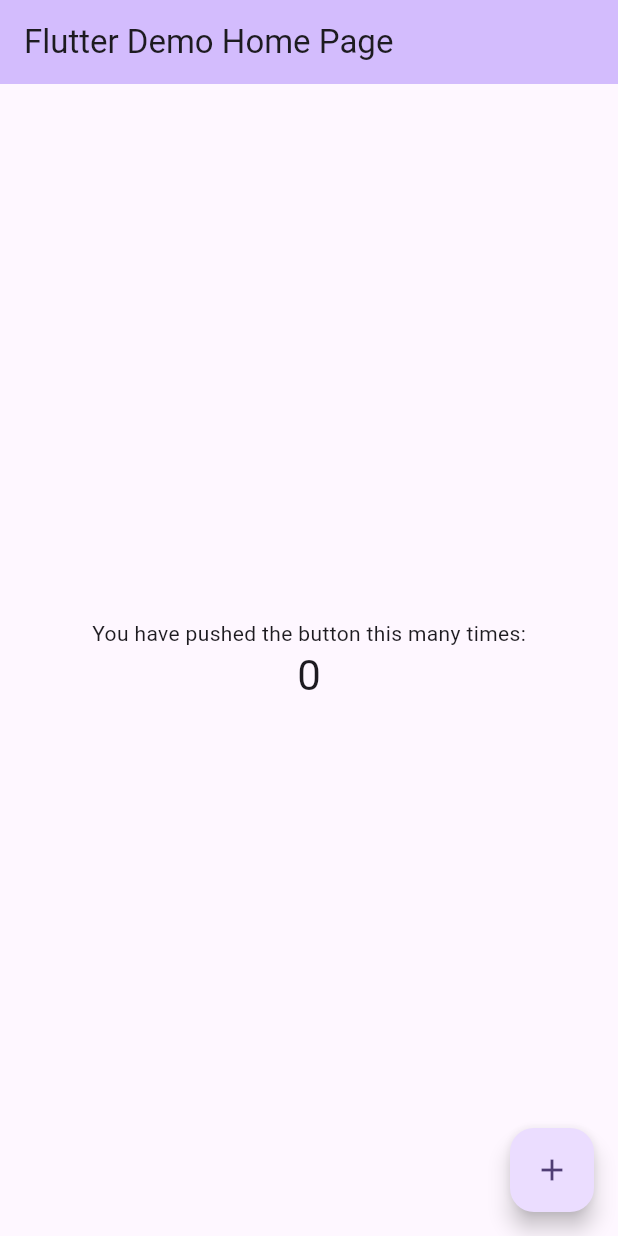
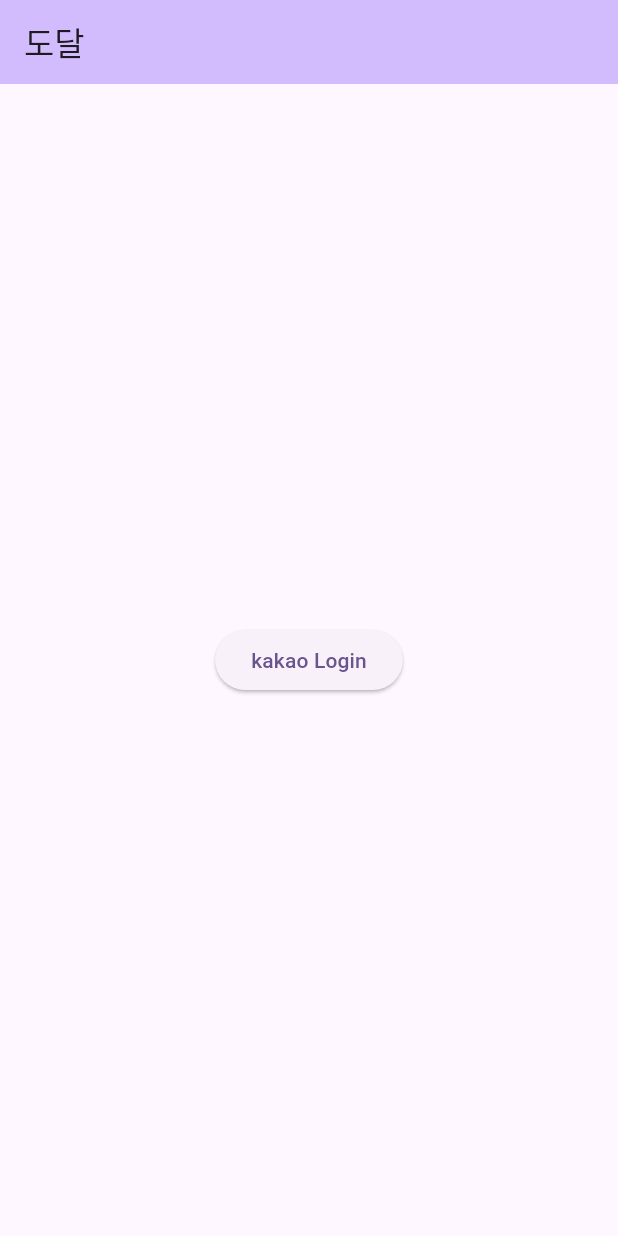
Before and after one commit to team-dodal/dodal_app, a Flutter app: the screen it shows after launch, on a phone screen of 412 x 824 dp. Run offline on Flutter 3.47's test engine with Material 2 defaults, Android fonts, the light colour scheme and no system bars; missing offline and left inert: kakao_flutter_sdk_user.

Commit message:
카카오 로그인 구현

```diff
--- a/lib/main.dart
+++ b/lib/main.dart
@@ -1,125 +1,24 @@
+import 'package:dodal_app/screens/home_screen.dart';
+import 'package:dodal_app/services/kakao_auth.dart';
 import 'package:flutter/material.dart';
+import 'package:dodal_app/theme/theme_data.dart';
 
 void main() {
-  runApp(const MyApp());
+  KakaoAuthService.init();
+
+  runApp(const App());
 }
 
-class MyApp extends StatelessWidget {
-  const MyApp({super.key});
+class App extends StatelessWidget {
+  const App({super.key});
 
   // This widget is the root of your application.
   @override
   Widget build(BuildContext context) {
     return MaterialApp(
       title: 'Flutter Demo',
-      theme: ThemeData(
-        // This is the theme of your application.
-        //
-        // TRY THIS: Try running your application with "flutter run". You'll see
-        // the application has a blue toolbar. Then, without quitting the app,
-        // try changing the seedColor in the colorScheme below to Colors.green
-        // and then invoke "hot reload" (save your changes or press the "hot
-        // reload" button in a Flutter-supported IDE, or press "r" if you used
-        // the command line to start the app).
-        //
-        // Notice that the counter didn't reset back to zero; the application
-        // state is not lost during the reload. To reset the state, use hot
-        // restart instead.
-        //
-        // This works for code too, not just values: Most code changes can be
-        // tested with just a hot reload.
-        colorScheme: ColorScheme.fromSeed(seedColor: Colors.deepPurple),
-        useMaterial3: true,
-      ),
-      home: const MyHomePage(title: 'Flutter Demo Home Page'),
+      theme: lightTheme,
+      home: const HomeScreen(),
     );
   }
 }
-
-class MyHomePage extends StatefulWidget {
-  const MyHomePage({super.key, required this.title});
-
-  // This widget is the home page of your application. It is stateful, meaning
-  // that it has a State object (defined below) that contains fields that affect
-  // how it looks.
-
-  // This class is the configuration for the state. It holds the values (in this
-  // case the title) provided by the parent (in this case the App widget) and
-  // used by the build method of the State. Fields in a Widget subclass are
-  // always marked "final".
-
-  final String title;
-
-  @override
-  State<MyHomePage> createState() => _MyHomePageState();
-}
-
-class _MyHomePageState extends State<MyHomePage> {
-  int _counter = 0;
-
-  void _incrementCounter() {
-    setState(() {
-      // This call to setState tells the Flutter framework that something has
-      // changed in this State, which causes it to rerun the build method below
-      // so that the display can reflect the updated values. If we changed
-      // _counter without calling setState(), then the build method would not be
-      // called again, and so nothing would appear to happen.
-      _counter++;
-    });
-  }
-
-  @override
-  Widget build(BuildContext context) {
-    // This method is rerun every time setState is called, for instance as done
-    // by the _incrementCounter method above.
-    //
-    // The Flutter framework has been optimized to make rerunning build methods
-    // fast, so that you can just rebuild anything that needs updating rather
-    // than having to individually change instances of widgets.
-    return Scaffold(
-      appBar: AppBar(
-        // TRY THIS: Try changing the color here to a specific color (to
-        // Colors.amber, perhaps?) and trigger a hot reload to see the AppBar
-        // change color while the other colors stay the same.
-        backgroundColor: Theme.of(context).colorScheme.inversePrimary,
-        // Here we take the value from the MyHomePage object that was created by
-        // the App.build method, and use it to set our appbar title.
-        title: Text(widget.title),
-      ),
-      body: Center(
-        // Center is a layout widget. It takes a single child and positions it
-        // in the middle of the parent.
-        child: Column(
-          // Column is also a layout widget. It takes a list of children and
-          // arranges them vertically. By default, it sizes itself to fit its
-          // children horizontally, and tries to be as tall as its parent.
-          //
-          // Column has various properties to control how it sizes itself and
-          // how it positions its children. Here we use mainAxisAlignment to
-          // center the children vertically; the main axis here is the vertical
-          // axis because Columns are vertical (the cross axis would be
-          // horizontal).
-          //
-          // TRY THIS: Invoke "debug painting" (choose the "Toggle Debug Paint"
-          // action in the IDE, or press "p" in the console), to see the
-          // wireframe for each widget.
-          mainAxisAlignment: MainAxisAlignment.center,
-          children: <Widget>[
-            const Text(
-              'You have pushed the button this many times:',
-            ),
-            Text(
-              '$_counter',
-              style: Theme.of(context).textTheme.headlineMedium,
-            ),
-          ],
-        ),
-      ),
-      floatingActionButton: FloatingActionButton(
-        onPressed: _incrementCounter,
-        tooltip: 'Increment',
-        child: const Icon(Icons.add),
-      ), // This trailing comma makes auto-formatting nicer for build methods.
-    );
-  }
-}
--- /dev/null
+++ b/lib/screens/home_screen.dart
@@ -0,0 +1,43 @@
+import 'package:dodal_app/services/kakao_auth.dart';
+import 'package:flutter/material.dart';
+
+class HomeScreen extends StatefulWidget {
+  const HomeScreen({super.key});
+
+  @override
+  State<HomeScreen> createState() => _HomeScreenState();
+}
+
+class _HomeScreenState extends State<HomeScreen> {
+  var _userInfo;
+
+  _kakaoLogin() async {
+    final info = await KakaoAuthService.login();
+    setState(() {
+      _userInfo = info;
+    });
+  }
+
+  @override
+  Widget build(BuildContext context) {
+    return Scaffold(
+      appBar: AppBar(
+        title: const Text('도달'),
+        backgroundColor: Theme.of(context).colorScheme.inversePrimary,
+      ),
+      body: Center(
+        child: Column(
+          mainAxisSize: MainAxisSize.max,
+          mainAxisAlignment: MainAxisAlignment.center,
+          children: [
+            if (_userInfo != null) Container(child: Text('$_userInfo')),
+            ElevatedButton(
+              onPressed: _kakaoLogin,
+              child: const Text('kakao Login'),
+            ),
+          ],
+        ),
+      ),
+    );
+  }
+}
--- /dev/null
+++ b/lib/theme/theme_data.dart
@@ -0,0 +1,6 @@
+import 'package:flutter/material.dart';
+
+ThemeData lightTheme = ThemeData(
+  colorScheme: ColorScheme.fromSeed(seedColor: Colors.deepPurple),
+  useMaterial3: true,
+);
--- a/pubspec.yaml
+++ b/pubspec.yaml
@@ -34,6 +34,7 @@
   # The following adds the Cupertino Icons font to your application.
   # Use with the CupertinoIcons class for iOS style icons.
   cupertino_icons: ^1.0.2
+  kakao_flutter_sdk_user: ^1.4.3
 
 dev_dependencies:
   flutter_test:
```
Also changed, not shown: lib/services/kakao_auth.dart (added, +77 -0 lines), pubspec.lock, 14 other files.
